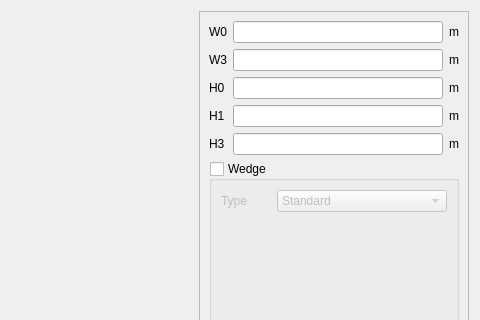
Eomys/pyleecan, file pyleecan/GUI/Dialog/DMachineSetup/SWSlot/PWSlot14/PWSlot14.ui: the form before one commit; both pictures show x 409 to 889 and y 0 to 320 of the 889 by 479 pixel window.
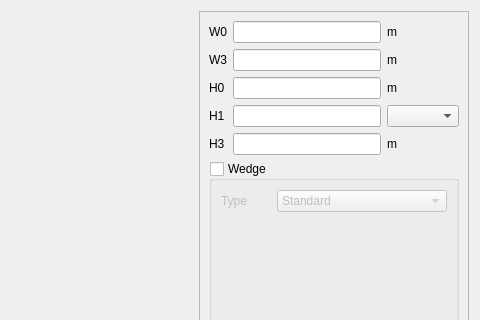
The form after the commit. Icons and pictures are not drawn. Custom widgets are drawn as their Qt base class.

Commit message: [WP] adding get_H1 to slotW14

What changed in the file:
```diff
--- a/pyleecan/GUI/Dialog/DMachineSetup/SWSlot/PWSlot14/PWSlot14.ui
+++ b/pyleecan/GUI/Dialog/DMachineSetup/SWSlot/PWSlot14/PWSlot14.ui
@@ -81,26 +81,53 @@
         <x>0</x>
         <y>0</y>
         <width>268</width>
-        <height>455</height>
+        <height>459</height>
        </rect>
       </property>
       <layout class="QVBoxLayout" name="verticalLayout_3">
        <item>
         <layout class="QGridLayout" name="gridLayout">
-         <item row="0" column="2">
+         <item row="3" column="0">
+          <widget class="QLabel" name="in_H1">
+           <property name="text">
+            <string>H1</string>
+           </property>
+          </widget>
+         </item>
+         <item row="4" column="1">
+          <widget class="FloatEdit" name="lf_H3"/>
+         </item>
+         <item row="2" column="0">
+          <widget class="QLabel" name="in_H0">
+           <property name="text">
+            <string>H0</string>
+           </property>
+          </widget>
+         </item>
+         <item row="1" column="3">
+          <widget class="QLabel" name="unit_W3">
+           <property name="text">
+            <string>m</string>
+           </property>
+          </widget>
+         </item>
+         <item row="4" column="3">
+          <widget class="QLabel" name="unit_H3">
+           <property name="text">
+            <string>m</string>
+           </property>
+          </widget>
+         </item>
+         <item row="2" column="1">
+          <widget class="FloatEdit" name="lf_H0"/>
+         </item>
+         <item row="0" column="3">
           <widget class="QLabel" name="unit_W0">
            <property name="text">
             <string>m</string>
            </property>
           </widget>
          </item>
-         <item row="2" column="2">
-          <widget class="QLabel" name="unit_H0">
-           <property name="text">
-            <string>m</string>
-           </property>
-          </widget>
-         </item>
          <item row="4" column="0">
           <widget class="QLabel" name="in_H3">
            <property name="text">
@@ -108,8 +135,12 @@
            </property>
           </widget>
          </item>
-         <item row="0" column="1">
-          <widget class="FloatEdit" name="lf_W0"/>
+         <item row="2" column="3">
+          <widget class="QLabel" name="unit_H0">
+           <property name="text">
+            <string>m</string>
+           </property>
+          </widget>
          </item>
          <item row="1" column="0">
           <widget class="QLabel" name="in_W3">
@@ -118,26 +149,6 @@
            </property>
           </widget>
          </item>
-         <item row="3" column="0">
-          <widget class="QLabel" name="in_H1">
-           <property name="text">
-            <string>H1</string>
-           </property>
-          </widget>
-         </item>
-         <item row="1" column="2">
-          <widget class="QLabel" name="unit_W3">
-           <property name="text">
-            <string>m</string>
-           </property>
-          </widget>
-         </item>
-         <item row="4" column="1">
-          <widget class="FloatEdit" name="lf_H3"/>
-         </item>
-         <item row="3" column="1">
-          <widget class="FloatEdit" name="lf_H1"/>
-         </item>
          <item row="0" column="0">
           <widget class="QLabel" name="in_W0">
            <property name="text">
@@ -145,32 +156,17 @@
            </property>
           </widget>
          </item>
-         <item row="4" column="2">
-          <widget class="QLabel" name="unit_H3">
-           <property name="text">
-            <string>m</string>
-           </property>
-          </widget>
+         <item row="0" column="1">
+          <widget class="FloatEdit" name="lf_W0"/>
+         </item>
+         <item row="3" column="1">
+          <widget class="FloatEdit" name="lf_H1"/>
          </item>
          <item row="1" column="1">
           <widget class="FloatEdit" name="lf_W3"/>
          </item>
-         <item row="2" column="1">
-          <widget class="FloatEdit" name="lf_H0"/>
-         </item>
-         <item row="2" column="0">
-          <widget class="QLabel" name="in_H0">
-           <property name="text">
-            <string>H0</string>
-           </property>
-          </widget>
-         </item>
-         <item row="3" column="2">
-          <widget class="QLabel" name="unit_H1">
-           <property name="text">
-            <string>m</string>
-           </property>
-          </widget>
+         <item row="3" column="3">
+          <widget class="QComboBox" name="c_H1_unit"/>
          </item>
         </layout>
        </item>
```
The commit also changes 24 other files.
